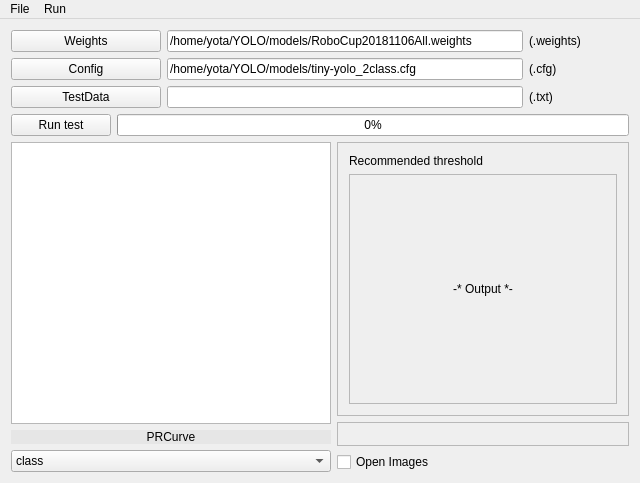
Qt form YOLOTestUI.ui (yotaseki/YLTestUI) before a commit.
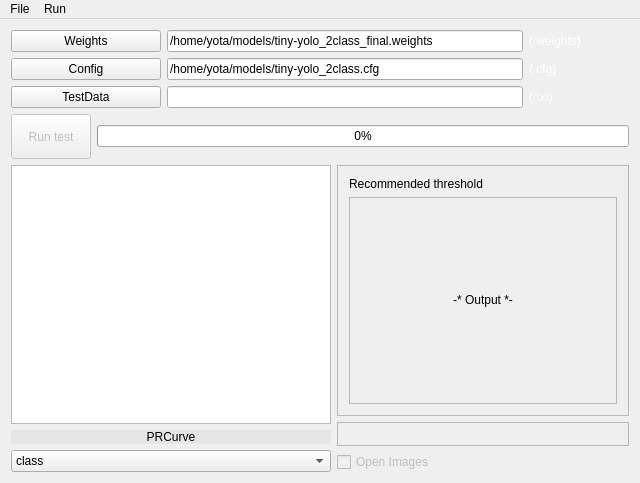
The same form after that commit.

Diff of the .ui file:
```diff
--- a/YOLOTestUI.ui
+++ b/YOLOTestUI.ui
@@ -147,6 +147,9 @@
     </item>
     <item row="3" column="1">
      <widget class="QCheckBox" name="checkOpenImage">
+      <property name="enabled">
+       <bool>false</bool>
+      </property>
       <property name="sizePolicy">
        <sizepolicy hsizetype="Preferred" vsizetype="Fixed">
         <horstretch>0</horstretch>
@@ -190,7 +193,7 @@
            </size>
           </property>
           <property name="text">
-           <string>/home/yota/YOLO/models/RoboCup20181106All.weights</string>
+           <string>/home/yota/models/tiny-yolo_2class_final.weights</string>
           </property>
          </widget>
         </item>
@@ -208,6 +211,9 @@
             <height>0</height>
            </size>
           </property>
+          <property name="styleSheet">
+           <string notr="true">color: rgb(255, 255, 255);</string>
+          </property>
           <property name="text">
            <string>(.weights)</string>
           </property>
@@ -245,7 +251,7 @@
            </size>
           </property>
           <property name="text">
-           <string>/home/yota/YOLO/models/tiny-yolo_2class.cfg</string>
+           <string>/home/yota/models/tiny-yolo_2class.cfg</string>
           </property>
          </widget>
         </item>
@@ -263,6 +269,9 @@
             <height>0</height>
            </size>
           </property>
+          <property name="styleSheet">
+           <string notr="true">color: rgb(255, 255, 255);</string>
+          </property>
           <property name="text">
            <string>(.cfg)</string>
           </property>
@@ -315,6 +324,9 @@
             <height>0</height>
            </size>
           </property>
+          <property name="styleSheet">
+           <string notr="true">color: rgb(255, 255, 255);</string>
+          </property>
           <property name="text">
            <string>(.txt)</string>
           </property>
@@ -326,6 +338,9 @@
        <layout class="QHBoxLayout" name="horizontalLayout_4">
         <item>
          <widget class="QPushButton" name="pushRunTest">
+          <property name="enabled">
+           <bool>false</bool>
+          </property>
           <property name="sizePolicy">
            <sizepolicy hsizetype="Fixed" vsizetype="Fixed">
             <horstretch>0</horstretch>
@@ -334,8 +349,8 @@
           </property>
           <property name="minimumSize">
            <size>
-            <width>100</width>
-            <height>0</height>
+            <width>50</width>
+            <height>45</height>
            </size>
           </property>
           <property name="text">
```
